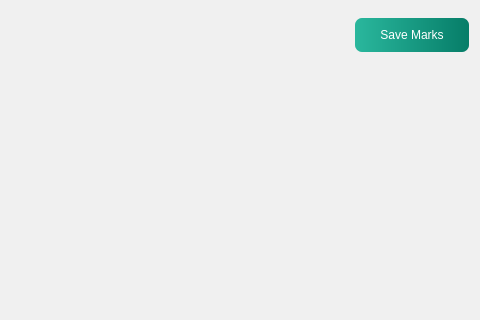
fizzycoding/Attendance-Management-System--College, file ui/QTFiles/test_details_page.ui: the form before one commit; both pictures show x 362 to 842 and y 0 to 320 of the 842 by 562 pixel window.
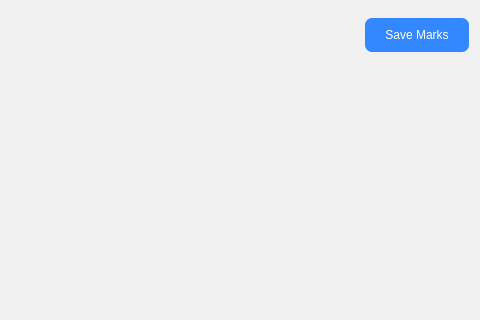
The form after the commit. Icons and pictures are not drawn.

Patch:
```diff
--- a/ui/QTFiles/test_details_page.ui
+++ b/ui/QTFiles/test_details_page.ui
@@ -178,11 +178,12 @@
          <cursorShape>PointingHandCursor</cursorShape>
         </property>
         <property name="styleSheet">
-         <string notr="true">color: #fff;
-background : qlineargradient(spread:pad, x1:0, y1:0, x2:1, y2:0, stop:0 rgb(42, 183, 157), stop:1 #067d68);;
+         <string notr="true">
+color: #fff;
+background : #3388FF;
 border: none;
-padding: 10px 25px;
-font: 700 14px &quot;Segoe UI&quot;;
+padding: 10px 20px;
+font: 600 14px &quot;Segoe UI&quot;;
 border-radius: 7px</string>
         </property>
         <property name="text">
```
Left out of the diff: 4 changed lines with no effect on the pictures.
